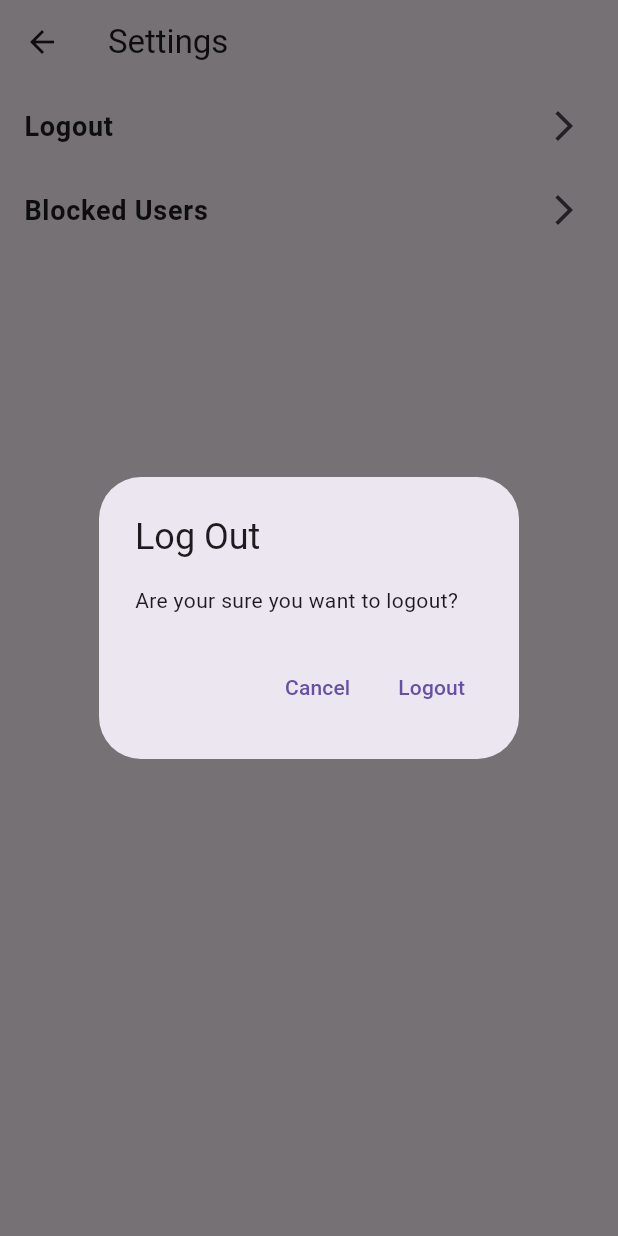
After one commit to azizbek123411/project_x, a Flutter app: the Settings screen opened directly, after a tap on "Logout", on a phone screen of 412 x 824 dp. The commit adds this screen. Run offline on Flutter 3.47's test engine with Material 3 defaults, Android fonts, the phone set to English and light mode, and no system bars; our stand-ins replace cloud_firestore, firebase_auth, firebase_core; accounts and stored records are empty.

Commit message:
block&unblock

```diff
--- a/lib/helper/navigation.dart
+++ b/lib/helper/navigation.dart
@@ -23,6 +23,11 @@ void goToPostPage(BuildContext context, Post post) {
   );
 }
 
+void pushPage(BuildContext context,Widget page){
+  Navigator.push(context, MaterialPageRoute(builder: (context)=>page));
+}
+
+
 void pop(BuildContext context){
   Navigator.pop(context);
 }
--- a/lib/pages/main_page.dart
+++ b/lib/pages/main_page.dart
@@ -4,6 +4,7 @@ import 'package:project_x/service/auth/auth_service.dart';
 
 import 'navbar_pages/profile_page.dart';
 import 'navbar_pages/search_page.dart';
+import 'navbar_pages/settings.dart';
 
 class MainPage extends StatefulWidget {
   const MainPage({super.key});
@@ -22,6 +23,7 @@ class _MainPageState extends State<MainPage> {
     HomePage(),
     SearchPage(),
     ProfilePage(uid: AuthService().getCurrentUid(),),
+    Settings()
   ];
   @override
   Widget build(BuildContext context) {
@@ -30,6 +32,8 @@ class _MainPageState extends State<MainPage> {
         children:[ _pages[initialIndex]],
       ),
       bottomNavigationBar: BottomNavigationBar(
+        selectedItemColor: Colors.white,
+        unselectedItemColor: Colors.grey,
         currentIndex: initialIndex,
         showSelectedLabels: true,
         showUnselectedLabels: false,
@@ -55,6 +59,10 @@ class _MainPageState extends State<MainPage> {
           icon: Icon(Icons.person),
           label: 'Profile',
         ),
+         BottomNavigationBarItem(
+          icon: Icon(Icons.settings),
+          label: 'Settings',
+        ),
       ],
       ),
   );
--- /dev/null
+++ b/lib/pages/navbar_pages/settings.dart
@@ -0,0 +1,66 @@
+import 'package:flutter/material.dart';
+import 'package:project_x/helper/navigation.dart';
+import 'package:project_x/widgets/settings_tile.dart';
+
+import '../../service/auth/auth_service.dart';
+import '../inner_pages/blokedusers_page.dart';
+
+class Settings extends StatefulWidget {
+  const Settings({super.key});
+
+  @override
+  State<Settings> createState() => _SettingsState();
+}
+
+class _SettingsState extends State<Settings> {
+
+
+
+
+
+  void _showLogOutBox() {
+    showDialog(
+        context: context,
+        builder: (context) {
+          return AlertDialog(
+            title: Text('Log Out'),
+            content: Text('Are your sure you want to logout?'),
+            actions: [
+              TextButton(
+                onPressed: () => pop(context),
+                child: Text('Cancel'),
+              ),
+              TextButton(
+                onPressed: ()  {
+                logout();
+                pop(context);
+                },
+                child: Text('Logout'),
+              ),
+            ],
+          );
+        });
+  }
+    final _auth = AuthService();
+  void logout() async {
+    await _auth.logOut();
+  }
+  @override
+  Widget build(BuildContext context) {
+    return Scaffold(
+      appBar: AppBar(
+        title: Text('Settings'),
+      ),
+      body: ListView(
+        children: [
+         SettingsTile(text: 'Logout',onTap:_showLogOutBox,
+          ) ,
+          SettingsTile(
+            text:"Blocked Users",
+            onTap: ()=>pushPage(context, BlokedusersPage(),),
+          ),
+        ],
+      ),
+    );
+  }
+}
--- /dev/null
+++ b/lib/widgets/settings_tile.dart
@@ -0,0 +1,20 @@
+import 'package:flutter/material.dart';
+
+class SettingsTile extends StatelessWidget {
+  final String text;
+  final void Function()? onTap;
+  const SettingsTile({
+    super.key,
+    required this.text,
+    required this.onTap,
+  });
+
+  @override
+  Widget build(BuildContext context) {
+    return ListTile(
+      onTap: onTap,
+      title: Text(text,style: TextStyle(fontSize: 18,fontWeight: FontWeight.bold),),
+      trailing: Icon(Icons.arrow_forward_ios),
+    );
+  }
+}
```
Also changed, not shown: lib/pages/inner_pages/blokedusers_page.dart (added, +90 -0 lines), lib/pages/navbar_pages/profile_page.dart (+2 -10 lines), lib/service/database/database_provider.dart (+70 -50 lines), lib/widgets/post_tile.dart (+69 -5 lines).
